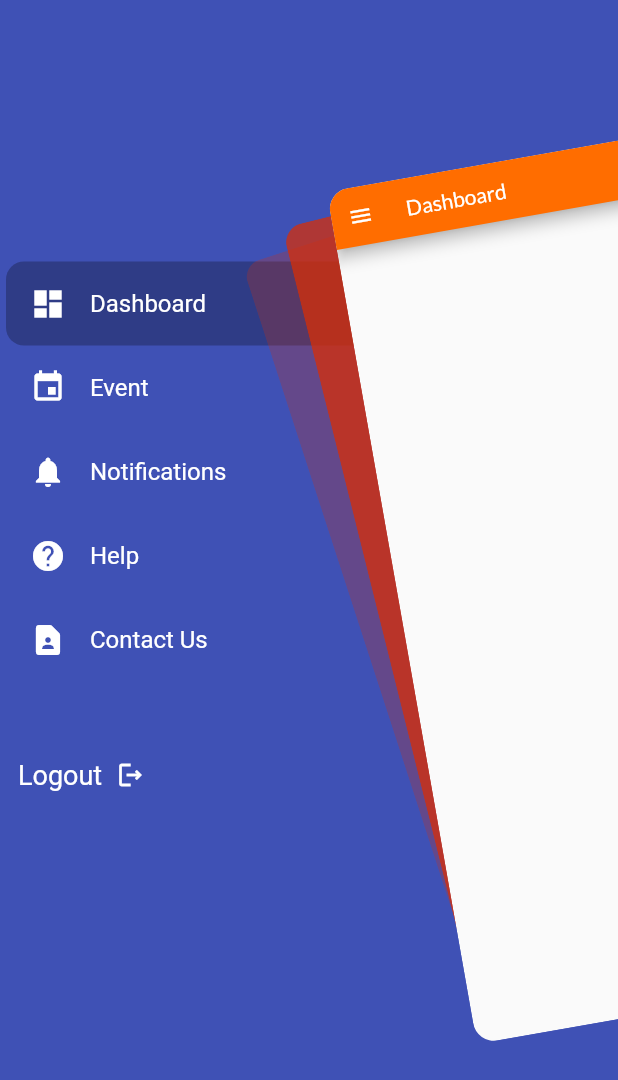
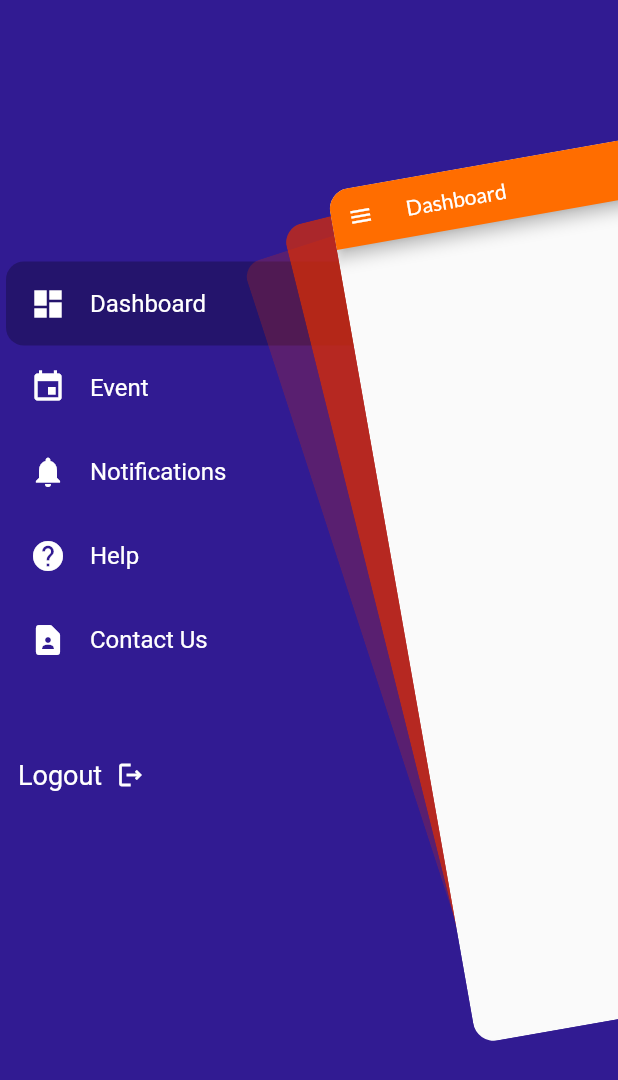
Before and after one commit to saptarshiweb/attendly, a Flutter app: the HomePage widget shown alone on an empty page, opened directly, after a tap on the "menu" icon, on a phone screen of 412 x 824 dp. Shown: the top 1080 px of the screen. Run offline on Flutter 3.47's test engine with Material 2 defaults, Android fonts, the light colour scheme and no system bars; drawn by our look-alikes of flutter_zoom_drawer; our stand-ins replace lottie, shared_preferences; missing offline and left inert: simple_barcode_scanner; accounts and stored records are empty.

Commit message:
Changes in drawer

```diff
--- a/lib/color_constants.dart
+++ b/lib/color_constants.dart
@@ -1,3 +1,4 @@
 import 'package:flutter/material.dart';
 
 Color accent = Colors.deepOrangeAccent.shade700;
+Color drawercolor = Colors.deepPurple.shade900;
--- a/lib/screens/home_page_main.dart
+++ b/lib/screens/home_page_main.dart
@@ -8,7 +8,6 @@ import 'package:attendly/screens/notifications_page.dart';
 import 'package:flutter/material.dart';
 import 'package:flutter_zoom_drawer/config.dart';
 import 'package:flutter_zoom_drawer/flutter_zoom_drawer.dart';
-import 'package:http/http.dart' as http;
 
 import '../color_constants.dart';
 
@@ -22,15 +21,13 @@ class HomePage extends StatefulWidget {
 class _HomePageState extends State<HomePage> {
   MenuItem1 currentItem = MenuItems.dashboard;
 
-
-
   @override
   Widget build(BuildContext context) => ZoomDrawer(
       style: DrawerStyle.defaultStyle,
       borderRadius: 20,
       showShadow: true,
       drawerShadowsBackgroundColor: accent,
-      menuBackgroundColor: Colors.deepPurpleAccent.shade700,
+      menuBackgroundColor: drawercolor,
       angle: -10,
       slideWidth: MediaQuery.of(context).size.width * 0.65,
       mainScreen: getScreen(),
--- a/lib/screens/menu_screen.dart
+++ b/lib/screens/menu_screen.dart
@@ -1,8 +1,8 @@
+import 'package:attendly/color_constants.dart';
 import 'package:flutter/cupertino.dart';
 import 'package:flutter/material.dart';
 import 'package:attendly/models/menu_item.dart';
 import 'package:shared_preferences/shared_preferences.dart';
-// WB98K0765
 import 'login_screen.dart';
 
 //all drawer Items present here
@@ -43,7 +43,7 @@ class MenuPage extends StatelessWidget {
     return Theme(
         data: ThemeData.dark(),
         child: Scaffold(
-          backgroundColor: Colors.indigo,
+          backgroundColor: drawercolor,
           body: FutureBuilder(
             future: getname(),
             builder: ((context, snapshot) {
--- a/pubspec.yaml
+++ b/pubspec.yaml
@@ -41,6 +41,7 @@ dependencies:
   simple_barcode_scanner: ^0.0.5
   http: ^0.13.5
   shared_preferences: ^2.0.15
+  carbon_icons: ^0.0.1+2
 
 dev_dependencies:
   flutter_test:
```
Also changed, not shown: pubspec.lock, 2 other files.
